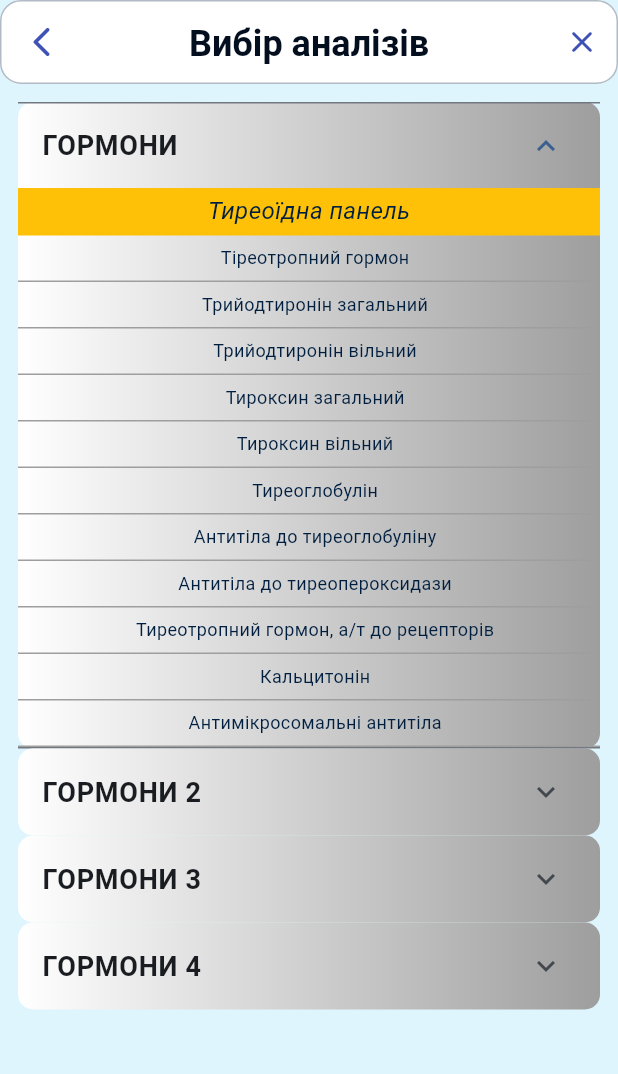
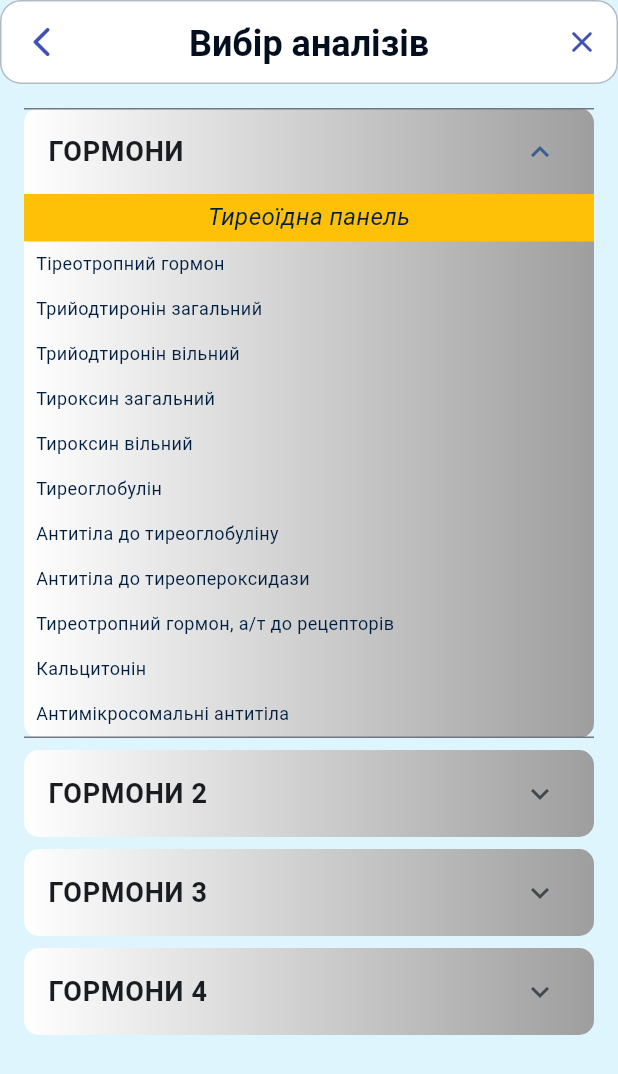
Before and after one commit to kadr0id/nice_analyses, a Flutter app: the MainAnalysesPage screen opened directly, after a tap on "ГОРМОНИ", on a phone screen of 412 x 824 dp. Shown: the top 1074 px of the screen. Run offline on Flutter 3.47's test engine with Material 3 defaults, Android fonts, the phone set to English and light mode, and no system bars; our stand-ins replace equatable, firebase_auth, firebase_core, flutter_bloc, formz; missing offline and left inert: flow_builder; accounts and stored records are empty; generated files the repository leaves out were written again; Roboto replaces fonts that are missing (Formular).

Commit message:
Add nice item widget

```diff
--- a/lib/app/nice_ui/widgets/menu_item.dart
+++ b/lib/app/nice_ui/widgets/menu_item.dart
@@ -2,19 +2,15 @@ import 'package:flutter/material.dart';
 
 class MenuItemWidget extends StatelessWidget {
   final String item;
-  final bool useDivider;
 
   const MenuItemWidget({
     Key? key,
     required this.item,
-    this.useDivider = false,
   }) : super(key: key);
 
   @override
   Widget build(BuildContext context) {
-    return Column(
-      children: [
-        Padding(
+    return Padding(
       padding: const EdgeInsets.only(left: 8.0, top: 6.0, bottom: 6.0),
       child: Text(
         item,
@@ -23,13 +19,6 @@ class MenuItemWidget extends StatelessWidget {
           fontSize: 12.0,
         ),
       ),
-        ),
-        if (!useDivider)
-          const Divider(
-            color: Colors.grey,
-            height: 1,
-          ),
-      ],
     );
   }
 }
--- a/lib/app/nice_ui/widgets/nice_main_item_widget.dart
+++ b/lib/app/nice_ui/widgets/nice_main_item_widget.dart
@@ -18,7 +18,9 @@ class NiceMainItem extends StatelessWidget {
 
   @override
   Widget build(BuildContext context) {
-    return Container(
+    return Padding(
+      padding: const EdgeInsets.all(4.0),
+      child: Container(
         decoration: const BoxDecoration(
             borderRadius: BorderRadius.all(Radius.circular(10)),
             gradient: LinearGradient(
@@ -26,6 +28,7 @@ class NiceMainItem extends StatelessWidget {
                 end: Alignment.centerLeft,
                 colors: [Colors.grey, Colors.white])),
         child: child,
+      ),
     );
   }
 }
--- a/lib/main_analyses/view/main_analyses_view.dart
+++ b/lib/main_analyses/view/main_analyses_view.dart
@@ -123,7 +123,7 @@ class ExpandableListWidget extends StatelessWidget {
                                   BookAnalysesPage.route());
                             },
                             child:
-                                MenuItemWidget(item: item, useDivider: false));
+                                MenuItemWidget(item: item,));
                       }).toList(),
                     ),
                 ],
```
Also changed, not shown: lib/app/nice_ui/widgets/nice_item_widget.dart (added, +106 -0 lines), 2 other files. Lines whose indentation alone changed are shown as unchanged.
